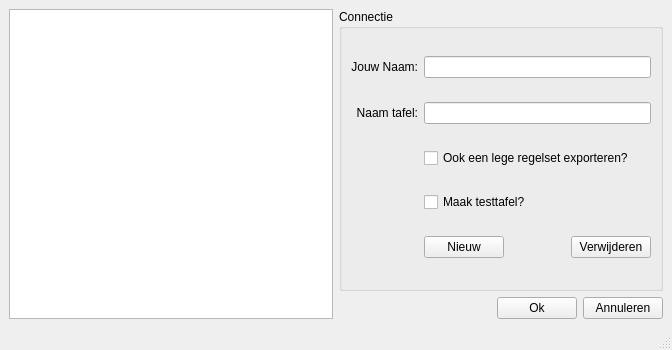
First picture: the form in src/app/ruleCreator/settingsdialog.ui, repository Dtai/PokerbotClient, before the edit.
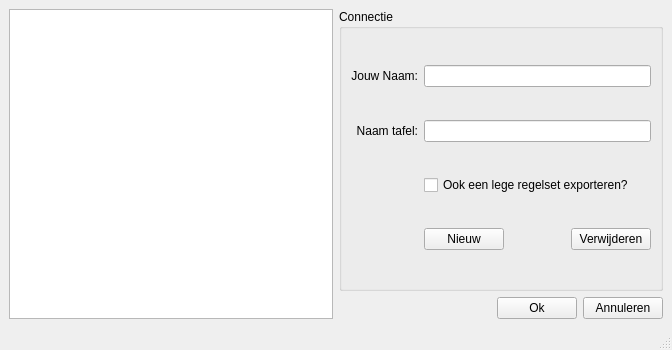
Second picture: the form after the edit.

Patch:
```diff
--- a/src/app/ruleCreator/settingsdialog.ui
+++ b/src/app/ruleCreator/settingsdialog.ui
@@ -29,7 +29,7 @@
          <string>Connectie</string>
         </property>
         <layout class="QGridLayout" name="gridLayout">
-         <item row="6" column="1">
+         <item row="5" column="1">
           <layout class="QHBoxLayout" name="horizontalLayout_2">
            <item>
             <widget class="QPushButton" name="newButton">
@@ -80,13 +80,6 @@
            </property>
           </widget>
          </item>
-         <item row="5" column="1">
-          <widget class="QCheckBox" name="checkBox">
-           <property name="text">
-            <string>Maak testtafel?</string>
-           </property>
-          </widget>
-         </item>
          <item row="3" column="0">
           <widget class="QLabel" name="label_5">
            <property name="text">
```
Left out of the diff: 10 changed lines with no effect on the pictures.
